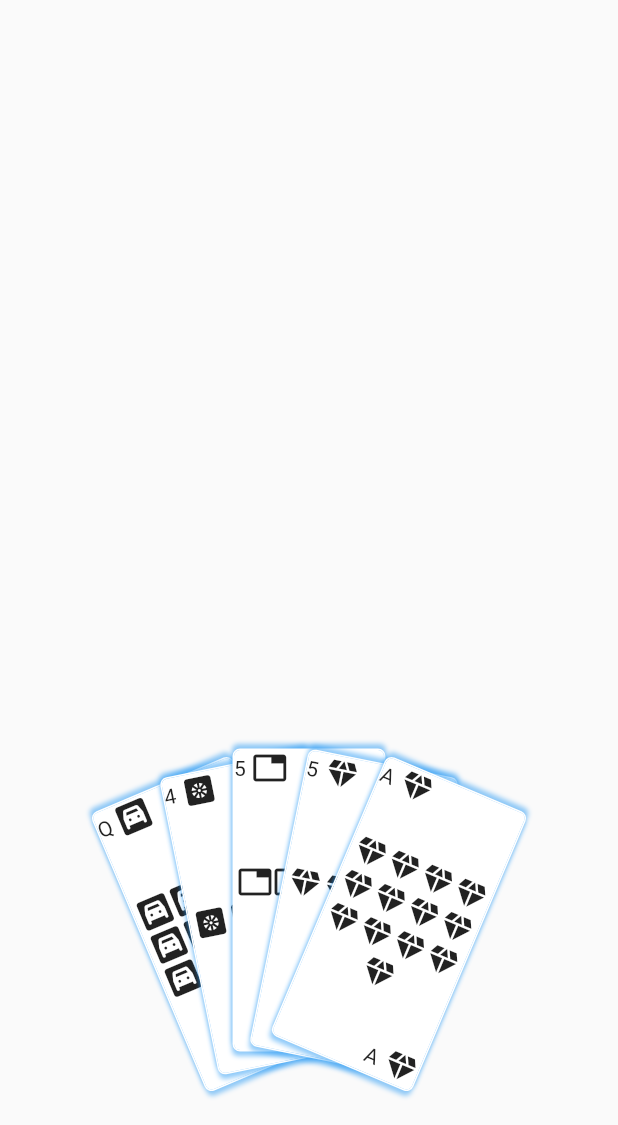
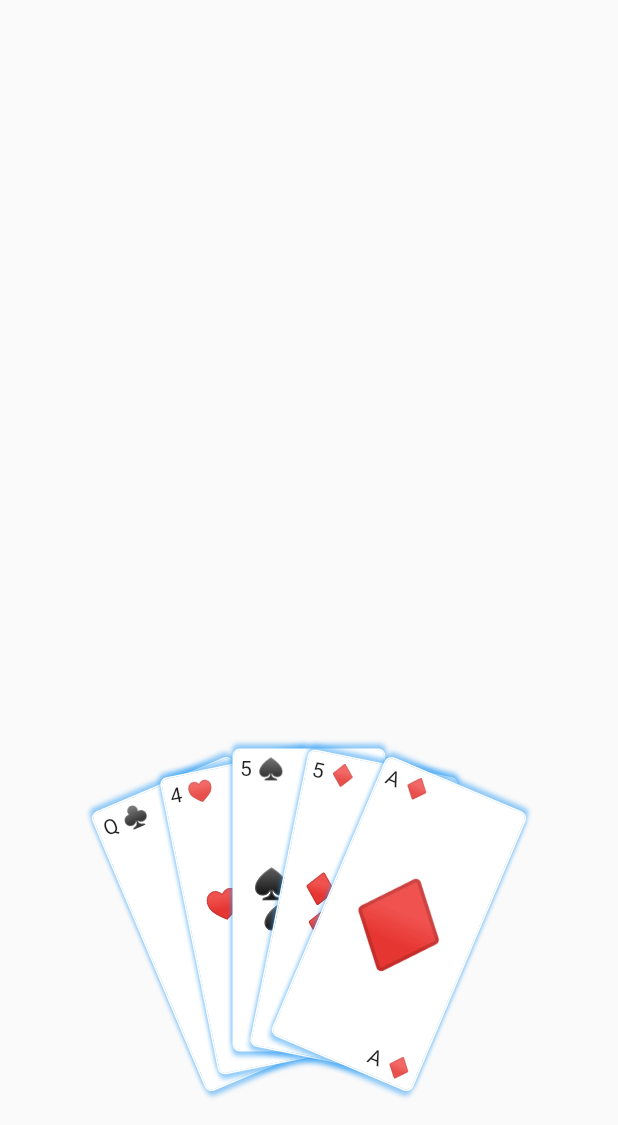
Before and after one commit to SharbelOkzan/Easy-Poker, a Flutter app: the OfflineGamePage screen opened by its route, on a phone screen of 412 x 824 dp, the part 111-1236 px from its top. Run offline on Flutter 3.47's test engine with Material 2 defaults, Android fonts, the phone set to English and light mode, and no system bars; our stand-ins replace cloud_firestore, firebase_core, flutter_riverpod, freezed_annotation, get_it, injectable; accounts and stored records are empty.

Commit message:
use unicodes for suit icons

```diff
--- a/lib/src/core/presentation/view/utils/card_suit_icon_util.dart
+++ b/lib/src/core/presentation/view/utils/card_suit_icon_util.dart
@@ -1,13 +1,12 @@
 import 'package:easy_poker/src/core/domain/entities/enums/card_suit.dart';
-import 'package:flutter/material.dart';
 
 class CardSuitIconUtil {
-  static IconData getIcon(CardSuit suit) {
+  static String getIcon(CardSuit suit) {
     return switch (suit) {
-      CardSuit.clubs => Icons.garage,
-      CardSuit.hearts => Icons.heat_pump_rounded,
-      CardSuit.spades => Icons.tab,
-      CardSuit.pip => Icons.diamond,
+      CardSuit.clubs => '♣',
+      CardSuit.hearts => '♥',
+      CardSuit.spades => '♠',
+      CardSuit.pip => '♦',
     };
   }
 }
--- a/lib/src/core/presentation/view/widgets/card_widget.dart
+++ b/lib/src/core/presentation/view/widgets/card_widget.dart
@@ -25,11 +25,10 @@ class CardWidget extends StatelessWidget {
 
   @override
   Widget build(BuildContext context) {
-    return Padding(
-      padding: const EdgeInsets.all(8.0),
-      child: GestureDetector(
+    return GestureDetector(
       onTap: onTap,
       child: Container(
+        padding: const EdgeInsets.all(4.0),
         width: _cardWidth,
         height: _cardHeight,
         decoration: _getCardDecoration(context),
@@ -57,7 +56,6 @@ class CardWidget extends StatelessWidget {
             ),
           ],
         )),
-        ),
       ),
     );
   }
@@ -122,7 +120,7 @@ class _CardTitle extends StatelessWidget {
       children: [
         Text(index.displayName),
         const SizedBox(width: 4),
-        Icon(CardSuitIconUtil.getIcon(suit))
+        Text(CardSuitIconUtil.getIcon(suit))
       ],
     );
   }
@@ -136,17 +134,55 @@ enum _CardTitlePlacement {
 class _CardContent extends StatelessWidget {
   const _CardContent({super.key, required this.index, required this.suit});
 
+  static const _pictures = {
+    CardIndex.king: 'K',
+    CardIndex.queen: 'Q',
+    CardIndex.jack: 'J',
+  };
   final CardIndex index;
   final CardSuit suit;
 
   @override
   Widget build(BuildContext context) {
+    if (index == CardIndex.ace) {
+      return _fillWithAceIcon(context);
+    }
+    if (_pictures.containsKey(index)) {
+      return _fillWithPicture(context);
+    }
+    return _fillWithSuitIcon(context);
+  }
+
+  Wrap _fillWithSuitIcon(BuildContext context) {
     return Wrap(
       alignment: WrapAlignment.spaceAround,
       children: [
         for (int i = 0; i < index.value; i++)
-          Icon(CardSuitIconUtil.getIcon(suit))
+          Text(CardSuitIconUtil.getIcon(suit),
+              style: TextStyle(
+                  fontSize: 20, color: Theme.of(context).colorScheme.onSurface))
       ],
     );
   }
+
+  Widget _fillWithPicture(BuildContext context) {
+    return Text(
+      _pictures[index]!,
+      style: TextStyle(
+        fontSize: 60,
+        color: Theme.of(context).colorScheme.onSurface,
+        fontWeight: FontWeight.bold,
+      ),
+    );
   }
+
+  Widget _fillWithAceIcon(BuildContext context) {
+    return Text(
+      CardSuitIconUtil.getIcon(suit),
+      style: TextStyle(
+        fontSize: 60,
+        color: Theme.of(context).colorScheme.onSurface,
+      ),
+    );
+  }
+}
```
Lines whose indentation alone changed are shown as unchanged.
